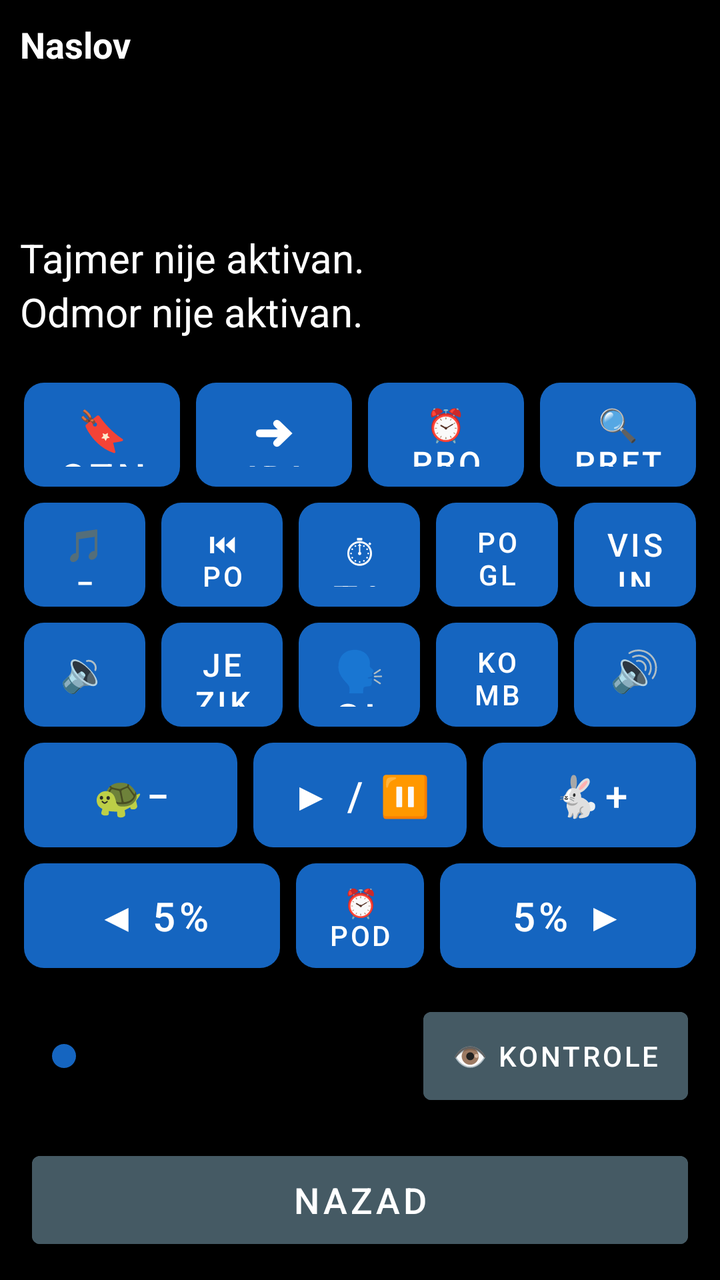
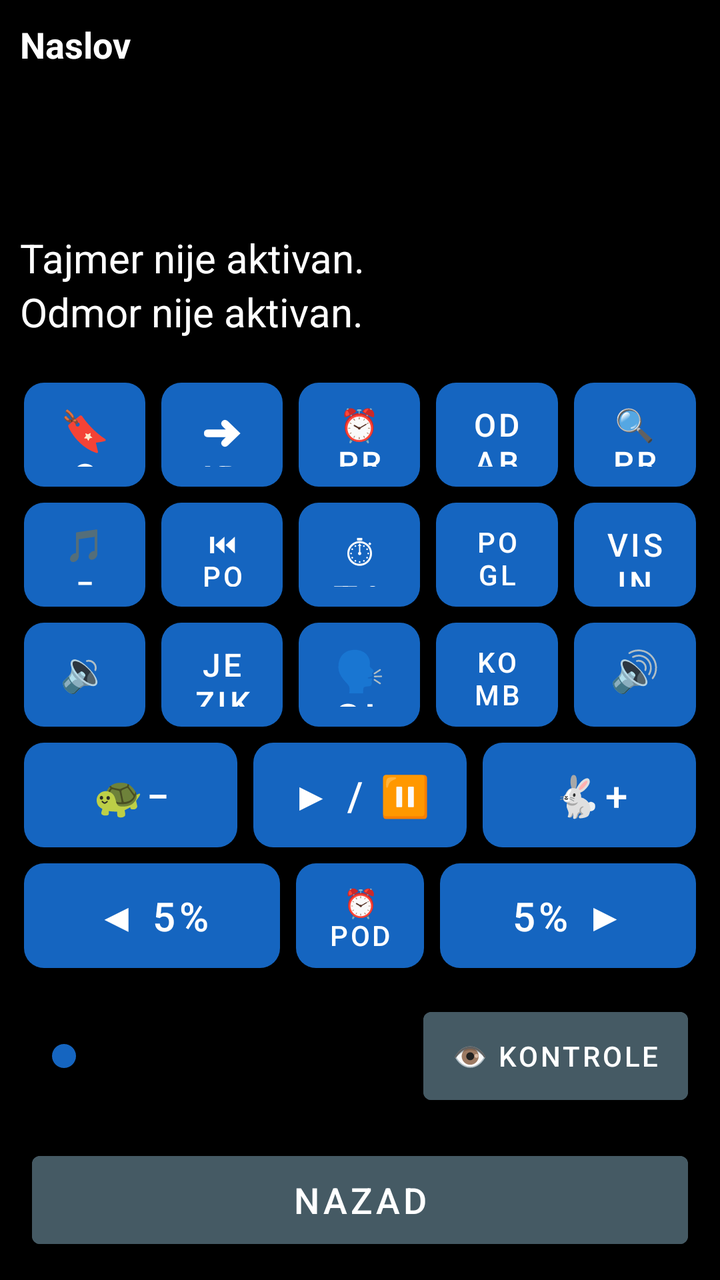

Screens rendered from an Android XML layout before and after an edit, with the pre-edit source and the edit as a unified diff.
<!-- AndroidManifest.xml: application theme Theme.RecPoRec -->
<!-- res/layout/activity_reader.xml -->
<?xml version="1.0" encoding="utf-8"?>
<LinearLayout xmlns:android="http://schemas.android.com/apk/res/android"
    android:layout_width="match_parent"
    android:layout_height="match_parent"
    android:orientation="vertical"
    android:fitsSystemWindows="true"
    android:background="@color/background">

    
    <LinearLayout
        android:id="@+id/layoutStatus"
        android:layout_width="match_parent"
        android:layout_height="wrap_content"
        android:orientation="vertical"
        android:padding="10dp">

        <TextView
            android:id="@+id/textDocTitle"
            android:layout_width="match_parent"
            android:layout_height="wrap_content"
            android:textSize="18sp"
            android:textStyle="bold"
            android:textColor="@color/text_primary"
            android:maxLines="1"
            android:ellipsize="end"
            android:text="Naslov" />

        <TextView
            android:id="@+id/textPages"
            android:layout_width="match_parent"
            android:layout_height="wrap_content"
            android:textSize="20sp"
            android:textColor="@color/text_primary"
            android:accessibilityLiveRegion="polite" />

        <TextView
            android:id="@+id/textElapsed"
            android:layout_width="match_parent"
            android:layout_height="wrap_content"
            android:textSize="20sp"
            android:textColor="@color/text_primary" />

        <TextView
            android:id="@+id/textRemaining"
            android:layout_width="match_parent"
            android:layout_height="wrap_content"
            android:textSize="20sp"
            android:textColor="@color/text_primary" />

        <TextView
            android:id="@+id/textTimerStatus"
            android:layout_width="match_parent"
            android:layout_height="wrap_content"
            android:textSize="20sp"
            android:textColor="@color/text_primary"
            android:text="Tajmer nije aktivan." />

        <TextView
            android:id="@+id/textRestStatus"
            android:layout_width="match_parent"
            android:layout_height="wrap_content"
            android:textSize="20sp"
            android:textColor="@color/text_primary"
            android:text="Odmor nije aktivan." />
    </LinearLayout>

    
    <LinearLayout
        android:layout_width="match_parent"
        android:layout_height="0dp"
        android:layout_weight="1"
        android:orientation="vertical"
        android:padding="8dp">

        
        <LinearLayout
            android:id="@+id/layoutRow1"
            android:layout_width="match_parent"
            android:layout_height="0dp"
            android:layout_weight="1"
            android:orientation="horizontal">

            <Button android:id="@+id/btnBookmarks" style="@style/KeyButton"
                android:backgroundTint="@color/btn_goto_page"
                android:contentDescription="Oznake - dodaj, ukloni ili ukloni sve oznake u ovom dokumentu. Dug pritisak: brzo dodaj oznaku."
                android:text="🔖 Oznake" />

            <Button android:id="@+id/btnGoTo" style="@style/KeyButton"
                android:backgroundTint="@color/btn_goto_page"
                android:contentDescription="Idi na stranicu, minut ili oznaku. Dug pritisak: idi na početak dokumenta."
                android:text="➜ Idi na" />

            <Button android:id="@+id/btnWakeUp" style="@style/KeyButton"
                android:backgroundTint="@color/btn_wakeup"
                android:contentDescription="Probudi me u tačno vreme. Dug pritisak: isključi buđenje."
                android:textSize="16sp"
                android:text="⏰ Probudi" />

            <Button android:id="@+id/btnSearchText" style="@style/KeyButton"
                android:backgroundTint="@color/btn_goto_page"
                android:contentDescription="Pretraži tekst dokumenta. Dug pritisak: ponovi poslednju pretragu."
                android:textSize="16sp"
                android:text="🔍 Pretraga" />
        </LinearLayout>

        
        <LinearLayout
            android:id="@+id/layoutRow2"
            android:layout_width="match_parent"
            android:layout_height="0dp"
            android:layout_weight="1"
            android:orientation="horizontal">

            <Button android:id="@+id/btnPitchDown" style="@style/KeyButton"
                android:backgroundTint="@color/btn_pitch"
                android:contentDescription="Smanji visinu glasa. Dug pritisak: vrati visinu na opštu."
                android:textSize="16sp"
                android:text="🎵− Visina" />

            <Button android:id="@+id/btnPrevChapter" style="@style/KeyButton"
                android:backgroundTint="@color/btn_chapter"
                android:contentDescription="@string/btn_prev_chapter"
                android:textSize="14sp"
                android:text="⏮ Poglavlje" />

            <Button android:id="@+id/btnTimer" style="@style/KeyButton"
                android:backgroundTint="@color/btn_timer"
                android:contentDescription="@string/btn_timer"
                android:text="⏱ Tajmer" />

            <Button android:id="@+id/btnNextChapter" style="@style/KeyButton"
                android:backgroundTint="@color/btn_chapter"
                android:contentDescription="@string/btn_next_chapter"
                android:textSize="14sp"
                android:text="Poglavlje ⏭" />

            <Button android:id="@+id/btnPitchUp" style="@style/KeyButton"
                android:backgroundTint="@color/btn_pitch"
                android:contentDescription="Povećaj visinu glasa. Dug pritisak: vrati visinu na opštu."
                android:textSize="16sp"
                android:text="Visina 🎵+" />
        </LinearLayout>

        
        <LinearLayout
            android:id="@+id/layoutRow3"
            android:layout_width="match_parent"
            android:layout_height="0dp"
            android:layout_weight="1"
            android:orientation="horizontal">

            <Button android:id="@+id/btnVolDown" style="@style/KeyButton"
                android:backgroundTint="@color/btn_volume"
                android:contentDescription="@string/btn_vol_down"
                android:text="🔉−" />

            <Button android:id="@+id/btnDocLanguage" style="@style/KeyButton"
                android:backgroundTint="@color/btn_goto_page"
                android:contentDescription="Jezik za ovaj dokument. Dug pritisak: poništi sve prethodne radnje."
                android:textSize="16sp"
                android:text="Jezik" />

            <Button android:id="@+id/btnVoice" style="@style/KeyButton"
                android:backgroundTint="@color/btn_voice"
                android:contentDescription="@string/btn_voice"
                android:text="🗣 Glas" />

            <Button android:id="@+id/btnCombinedVoices" style="@style/KeyButton"
                android:backgroundTint="@color/btn_combined"
                android:contentDescription="Kombinovani glasovi za ovaj dokument. Dug pritisak: automatski listaj dokument."
                android:textSize="14sp"
                android:text="Komb. glasovi" />

            <Button android:id="@+id/btnVolUp" style="@style/KeyButton"
                android:backgroundTint="@color/btn_volume"
                android:contentDescription="@string/btn_vol_up"
                android:text="🔊+" />
        </LinearLayout>

        
        <LinearLayout
            android:layout_width="match_parent"
            android:layout_height="0dp"
            android:layout_weight="1"
            android:orientation="horizontal">

            <Button android:id="@+id/btnSpeedDown" style="@style/KeyButton"
                android:backgroundTint="@color/btn_speed"
                android:contentDescription="@string/btn_speed_down"
                android:text="🐢−" />

            <Button android:id="@+id/btnPlayPause" style="@style/KeyButton"
                android:backgroundTint="@color/btn_play"
                android:contentDescription="@string/btn_play_pause"
                android:text="▶ / ⏸" />

            <Button android:id="@+id/btnSpeedUp" style="@style/KeyButton"
                android:backgroundTint="@color/btn_speed"
                android:contentDescription="@string/btn_speed_up"
                android:text="🐇+" />
        </LinearLayout>

        
        <LinearLayout
            android:id="@+id/layoutRow5"
            android:layout_width="match_parent"
            android:layout_height="0dp"
            android:layout_weight="1"
            android:orientation="horizontal">

            <Button android:id="@+id/btnStepBack" style="@style/KeyButton"
                android:layout_weight="2"
                android:backgroundTint="@color/btn_page_nav"
                android:contentDescription="@string/slider_back"
                android:text="◀ 5%" />

            <Button android:id="@+id/btnRemindMe" style="@style/KeyButton"
                android:backgroundTint="@color/btn_timer"
                android:contentDescription="Podsetnik, vraća dokument unazad. Dug pritisak: ponovi poslednji podsetnik."
                android:textSize="14sp"
                android:text="⏰ Podseti" />

            <Button android:id="@+id/btnStepForward" style="@style/KeyButton"
                android:layout_weight="2"
                android:backgroundTint="@color/btn_page_nav"
                android:contentDescription="@string/slider_forward"
                android:text="5% ▶" />
        </LinearLayout>

    </LinearLayout>

    
    <LinearLayout
        android:layout_width="match_parent"
        android:layout_height="wrap_content"
        android:orientation="horizontal"
        android:gravity="center_vertical"
        android:layout_marginStart="16dp"
        android:layout_marginEnd="16dp"
        android:layout_marginTop="4dp"
        android:layout_marginBottom="16dp">

        <SeekBar
            android:id="@+id/seekProgress"
            android:layout_width="0dp"
            android:layout_weight="1"
            android:layout_height="56dp"
            android:contentDescription="@string/slider_position"
            android:max="100"
            android:progressTint="@color/btn_voice"
            android:thumbTint="@color/btn_voice" />

        <Button
            android:id="@+id/btnToggleControls"
            android:layout_width="wrap_content"
            android:layout_height="56dp"
            android:layout_marginStart="10dp"
            android:minWidth="0dp"
            android:paddingStart="14dp"
            android:paddingEnd="14dp"
            android:textSize="14sp"
            android:backgroundTint="@color/btn_combined"
            android:textColor="@color/button_text"
            android:contentDescription="Prikaži ili sakrij kontrole. Dug pritisak: Kratak predah, pauzira čitanje na 15 minuta."
            android:text="👁 Kontrole" />
    </LinearLayout>

    
    <Button
        android:id="@+id/btnBack"
        android:layout_width="match_parent"
        android:layout_height="56dp"
        android:layout_marginStart="16dp"
        android:layout_marginEnd="16dp"
        android:layout_marginBottom="12dp"
        android:textSize="18sp"
        android:backgroundTint="@color/btn_combined"
        android:textColor="@color/button_text"
        android:contentDescription="Nazad. Zatvara dokument, vraća na listu. Dug pritisak: pošalji aplikaciju u pozadinu."
        android:text="Nazad" />

</LinearLayout>
<!-- resources referenced by this layout -->
<resources>
  <color name="background">#000000</color>
  <color name="btn_chapter">#2E7D32</color>
  <color name="btn_combined">#455A64</color>
  <color name="btn_goto_page">#5D4037</color>
  <color name="btn_page_nav">#AD1457</color>
  <color name="btn_pitch">#283593</color>
  <color name="btn_play">#D84315</color>
  <color name="btn_speed">#00838F</color>
  <color name="btn_timer">#6A1B9A</color>
  <color name="btn_voice">#1565C0</color>
  <color name="btn_volume">#F9A825</color>
  <color name="btn_wakeup">#C62828</color>
  <color name="button_text">#FFFFFF</color>
  <color name="text_primary">#FFFFFF</color>
  <string name="btn_next_chapter">Sledeće poglavlje. Dug pritisak: spisak svih poglavlja.</string>
  <string name="btn_play_pause">Pokreni/Pauziraj čitanje. Dug pritisak: reci trenutni status.</string>
  <string name="btn_prev_chapter">Prethodno poglavlje. Dug pritisak: ponovi trenutno poglavlje.</string>
  <string name="btn_speed_down">Smanji brzinu čitanja. Dug pritisak: vrati brzinu na opštu.</string>
  <string name="btn_speed_up">Povećaj brzinu čitanja. Dug pritisak: vrati brzinu na opštu.</string>
  <string name="btn_timer">Tajmer za automatsku pauzu. Dug pritisak: isključi tajmer.</string>
  <string name="btn_voice">Izbor glasa. Dug pritisak: Zakaži čitanje.</string>
  <string name="btn_vol_down">Smanji jačinu zvuka. Dug pritisak: vrati jačinu na opštu.</string>
  <string name="btn_vol_up">Pojačaj zvuk. Dug pritisak: vrati jačinu na opštu.</string>
  <string name="slider_back">Pomeri pet posto unazad. Dug pritisak: ponovi trenutnu stranicu.</string>
  <string name="slider_forward">Pomeri pet posto unapred. Dug pritisak: poništi poslednju radnju.</string>
  <string name="slider_position">Klizač za pomeranje kroz knjigu, pet posto po koraku</string>
  <style name="KeyButton">
          <item name="android:layout_width">0dp</item>
          <item name="android:layout_height">match_parent</item>
          <item name="android:layout_weight">1</item>
          <item name="android:layout_margin">4dp</item>
          <item name="android:textSize">20sp</item>
          <item name="android:textColor">@color/button_text</item>
          <item name="android:background">@drawable/key_button_shape</item>
          <item name="android:stateListAnimator">@null</item>
          <item name="android:elevation">0dp</item>
      </style>
  <style name="Theme.RecPoRec" parent="Theme.MaterialComponents.DayNight.NoActionBar">
          <item name="android:windowBackground">@color/background</item>
          <item name="android:textColorPrimary">@color/text_primary</item>
          <item name="colorPrimary">@color/btn_voice</item>
          <item name="colorOnPrimary">@color/button_text</item>
          <item name="alertDialogTheme">@style/RecPoRecAlertDialog</item>
          <item name="android:alertDialogTheme">@style/RecPoRecAlertDialog</item>
      </style>
  <!-- drawable key_button_shape (drawable) -->
  <?xml version="1.0" encoding="utf-8"?>
  <shape xmlns:android="http://schemas.android.com/apk/res/android"
      android:shape="rectangle">
      <corners android:radius="10dp" />
      <solid android:color="#FFFFFF" />
  </shape>
  <style name="RecPoRecDialogText" parent="TextAppearance.AppCompat.Medium">
          <item name="android:textSize">20sp</item>
          <item name="android:textColor">@color/text_primary</item>
      </style>
  <style name="RecPoRecDialogButton" parent="Widget.AppCompat.Button.ButtonBar.AlertDialog">
          <item name="android:textSize">18sp</item>
          <item name="android:textColor">@color/btn_goto_page</item>
          <item name="android:textStyle">bold</item>
      </style>
  <!-- unchanged entries left out for length: 1 -->
</resources>

<!-- the commit's change to res/layout/activity_reader.xml (unified diff, before → after) -->
@@ -95,6 +95,12 @@
                 android:contentDescription="Probudi me u tačno vreme. Dug pritisak: isključi buđenje."
                 android:textSize="16sp"
                 android:text="⏰ Probudi" />
+
+            <Button android:id="@+id/btnSelectAll" style="@style/KeyButton"
+                android:backgroundTint="@color/btn_combined"
+                android:contentDescription="Odaberi sve. Dug pritisak: kopiraj odabrano."
+                android:textSize="16sp"
+                android:text="Odaberi sve" />
 
             <Button android:id="@+id/btnSearchText" style="@style/KeyButton"
                 android:backgroundTint="@color/btn_goto_page"
